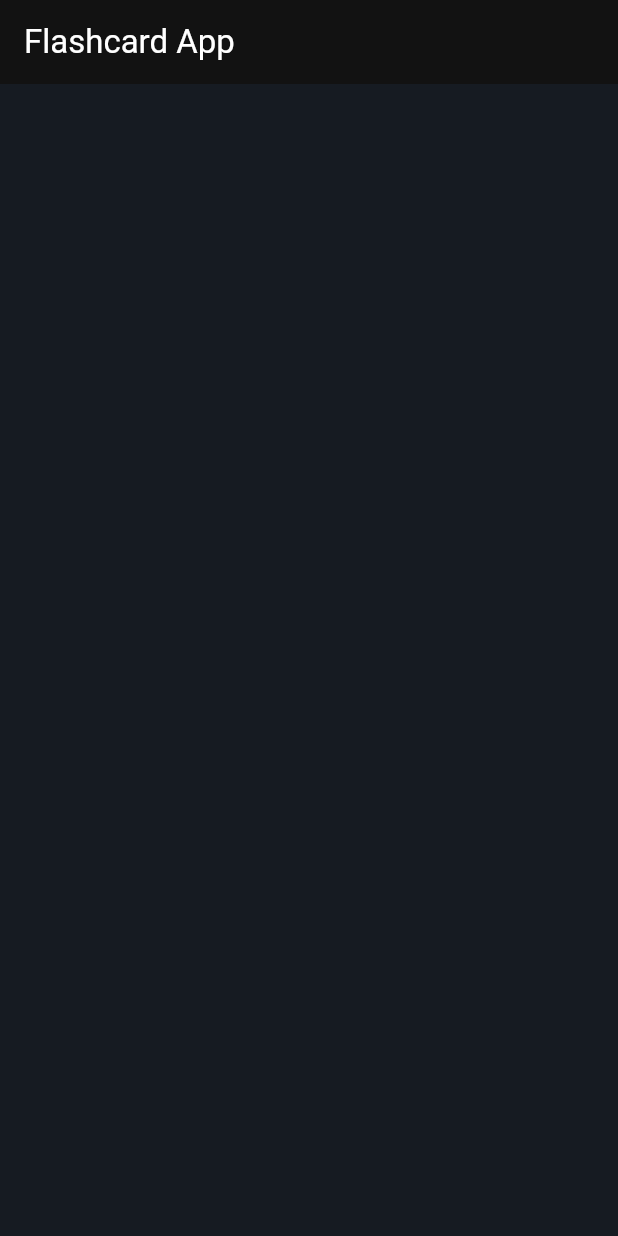
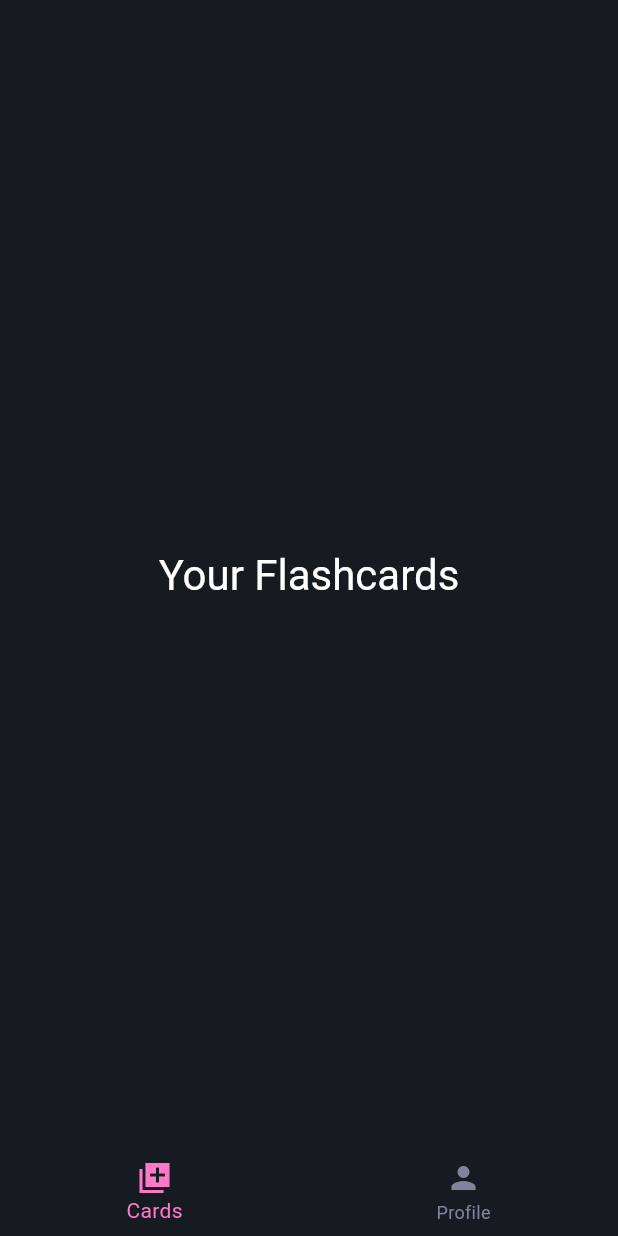
Before and after one commit to baguilar6174/flutter-flashcarte-app, a Flutter app: the screen it shows after launch, on a phone screen of 412 x 824 dp. Run offline on Flutter 3.47's test engine with Material 3 defaults, Android fonts, the light colour scheme and no system bars; our stand-ins replace flutter_screenutil, go_router.

Commit message:
✨ feat: Add router and create add card, splash and profile page

```diff
--- a/lib/app.dart
+++ b/lib/app.dart
@@ -3,6 +3,7 @@ import 'package:flutter/services.dart';
 import 'package:flutter_localizations/flutter_localizations.dart';
 import 'package:flutter_screenutil/flutter_screenutil.dart';
 
+import 'package:flutter_flashcarte_app/core/router/app_router.dart';
 import 'package:flutter_flashcarte_app/core/theme/theme.dart';
 import 'package:flutter_flashcarte_app/core/localization/localization.dart';
 
@@ -20,7 +21,8 @@ class App extends StatelessWidget {
       designSize: const Size(375, 667),
       minTextAdapt: true,
       splitScreenMode: true,
-      child: MaterialApp(
+      child: MaterialApp.router(
+        routerConfig: appRouter,
         localizationsDelegates: const [
           Strings.delegate,
           GlobalMaterialLocalizations.delegate,
@@ -44,7 +46,6 @@ class App extends StatelessWidget {
         locale: Locale("en"),
         supportedLocales: I18n.all,
         themeMode: ThemeMode.dark,
-        home: const MyHomePage(),
       ),
     );
   }
--- a/lib/core/localization/intl_en.arb
+++ b/lib/core/localization/intl_en.arb
@@ -1,7 +1,10 @@
 {
   "@@locale": "en",
   "appTitle": "Flashcard App",
+  "homeRoute": "Cards",
+  "profileRoute": "Profile",
   "homeTitle": "Your Flashcards",
   "addFlashcard": "Add Flashcard",
-  "markAsLearned": "Mark as Learned"
+  "markAsLearned": "Mark as Learned",
+  "profileTitle": "Profile"
 }
--- a/lib/core/localization/intl_es.arb
+++ b/lib/core/localization/intl_es.arb
@@ -1,7 +1,10 @@
 {
   "@@locale": "es",
   "appTitle": "Aplicación de Tarjetas",
+  "homeRoute": "Tarjetas",
+  "profileRoute": "Perfil",
   "homeTitle": "Tus Tarjetas",
   "addFlashcard": "Agregar Tarjeta",
-  "markAsLearned": "Marcar como Aprendida"
+  "markAsLearned": "Marcar como Aprendida",
+  "profileTitle": "Perfil"
 }
--- /dev/null
+++ b/lib/core/router/app_router.dart
@@ -0,0 +1,58 @@
+import 'package:flutter/foundation.dart';
+import 'package:flutter/material.dart';
+import 'package:flutter_flashcarte_app/features/profile/presentation/pages/pages.dart';
+import 'package:go_router/go_router.dart';
+
+import 'package:flutter_flashcarte_app/features/cards/presentation/pages/pages.dart';
+import 'package:flutter_flashcarte_app/core/router/home_page.dart';
+import 'package:flutter_flashcarte_app/core/router/splash_page.dart';
+
+final _rootNavigatorKey = GlobalKey<NavigatorState>(debugLabel: 'root');
+
+enum Routes {
+  root("/"),
+  splashScreen("/splashscreen"),
+  home("/home"),
+  add("/add"),
+  profile("/profile");
+
+  const Routes(this.path);
+  final String path;
+}
+
+final appRouter = GoRouter(
+  navigatorKey: _rootNavigatorKey,
+  routes: [
+    GoRoute(
+      path: Routes.splashScreen.path,
+      name: Routes.splashScreen.name,
+      builder: (_, __) => const SplashPage(),
+    ),
+    StatefulShellRoute.indexedStack(
+      builder: (context, state, shell) => HomePage(navigationShell: shell),
+      branches: [
+        StatefulShellBranch(
+          routes: [
+            GoRoute(
+              path: Routes.add.path,
+              name: Routes.add.name,
+              builder: (_, __) => const AddPage(),
+            ),
+          ],
+        ),
+        StatefulShellBranch(
+          routes: [
+            GoRoute(
+              path: Routes.profile.path,
+              name: Routes.profile.name,
+              builder: (_, __) => const ProfilePage(),
+            ),
+          ],
+        ),
+      ],
+    ),
+  ],
+  initialLocation: Routes.splashScreen.path,
+  routerNeglect: true,
+  debugLogDiagnostics: kDebugMode,
+);
--- /dev/null
+++ b/lib/core/router/home_page.dart
@@ -0,0 +1,22 @@
+import 'package:flutter/material.dart';
+import 'package:go_router/go_router.dart';
+
+import 'package:flutter_flashcarte_app/core/widgets/widgets.dart';
+
+class HomePage extends StatelessWidget {
+  final StatefulNavigationShell navigationShell;
+
+  const HomePage({required this.navigationShell, Key? key})
+    : super(key: key ?? const ValueKey<String>('HomePage'));
+
+  @override
+  Widget build(BuildContext context) {
+    return Scaffold(
+      body: navigationShell,
+      bottomNavigationBar: CustomBottomNavigationBar(
+        currentIndex: navigationShell.currentIndex,
+        onTap: navigationShell.goBranch,
+      ),
+    );
+  }
+}
--- a/lib/core/theme/palette.dart
+++ b/lib/core/theme/palette.dart
@@ -6,6 +6,8 @@ class Palette {
   static const Color primary = Color(0xFFFF79C6);
   static const Color background = Color(0xffffffff);
   static const Color backgroundDark = Color(0xFF161B22);
+  static const Color shadow = Color(0xff8c8fa1);
+  static const Color shadowDark = Color(0xff7f849c);
   static const Color text = Color(0xFF161B22);
   static const Color textDark = Color(0xffffffff);
 }
--- a/lib/core/theme/styles.dart
+++ b/lib/core/theme/styles.dart
@@ -12,6 +12,11 @@ ThemeData themeLight(BuildContext context) => ThemeData(
     primary: Palette.primary,
     surface: Palette.background,
   ),
+  bottomNavigationBarTheme: const BottomNavigationBarThemeData(
+    selectedItemColor: Palette.primary,
+    unselectedItemColor: Palette.shadowDark,
+    backgroundColor: Palette.background,
+  ),
 );
 
 /// Dark theme
@@ -21,4 +26,9 @@ ThemeData themeDark(BuildContext context) => ThemeData(
   cardColor: Palette.backgroundDark,
   scaffoldBackgroundColor: Palette.backgroundDark,
   colorScheme: const ColorScheme.dark().copyWith(primary: Palette.primary),
+  bottomNavigationBarTheme: const BottomNavigationBarThemeData(
+    selectedItemColor: Palette.primary,
+    unselectedItemColor: Palette.shadowDark,
+    backgroundColor: Palette.backgroundDark,
+  ),
 );
--- /dev/null
+++ b/lib/core/widgets/custom_navigation_bottom_widget.dart
@@ -0,0 +1,33 @@
+import 'package:flutter/material.dart';
+
+import 'package:flutter_flashcarte_app/core/localization/generated/strings.dart';
+
+class CustomBottomNavigationBar extends StatelessWidget {
+  final int currentIndex;
+  final void Function(int) onTap;
+
+  const CustomBottomNavigationBar({
+    super.key,
+    required this.currentIndex,
+    required this.onTap,
+  });
+
+  @override
+  Widget build(BuildContext context) {
+    return BottomNavigationBar(
+      type: BottomNavigationBarType.fixed,
+      currentIndex: currentIndex,
+      onTap: onTap,
+      items: [
+        BottomNavigationBarItem(
+          icon: Icon(Icons.add_to_photos_sharp),
+          label: Strings.of(context)!.homeRoute,
+        ),
+        BottomNavigationBarItem(
+          icon: Icon(Icons.person),
+          label: Strings.of(context)!.profileRoute,
+        ),
+      ],
+    );
+  }
+}
--- /dev/null
+++ b/lib/core/widgets/widgets.dart
@@ -0,0 +1 @@
+export 'custom_navigation_bottom_widget.dart';
--- /dev/null
+++ b/lib/features/cards/presentation/pages/add_page.dart
@@ -0,0 +1,19 @@
+import 'package:flutter/material.dart';
+
+import 'package:flutter_flashcarte_app/core/localization/generated/strings.dart';
+
+class AddPage extends StatelessWidget {
+  const AddPage({super.key});
+
+  @override
+  Widget build(BuildContext context) {
+    return Scaffold(
+      body: Center(
+        child: Text(
+          Strings.of(context)!.homeTitle,
+          style: Theme.of(context).textTheme.headlineMedium,
+        ),
+      ),
+    );
+  }
+}
--- /dev/null
+++ b/lib/features/cards/presentation/pages/pages.dart
@@ -0,0 +1 @@
+export 'add_page.dart';
--- /dev/null
+++ b/lib/features/profile/presentation/pages/pages.dart
@@ -0,0 +1 @@
+export 'profile_page.dart';
--- a/pubspec.yaml
+++ b/pubspec.yaml
@@ -42,6 +42,9 @@ dependencies:
 
   # Use for responsive UI, set default size base on Mock Up
   flutter_screenutil: ^5.9.3
+
+  # router
+  go_router: ^15.2.4
 
 dev_dependencies:
   flutter_test:
```
Also changed, not shown: lib/core/router/splash_page.dart (added, +37 -0 lines), lib/features/profile/presentation/pages/profile_page.dart (added, +19 -0 lines), lib/core/localization/generated/strings.dart, lib/core/localization/generated/strings_en.dart, lib/core/localization/generated/strings_es.dart, pubspec.lock.
